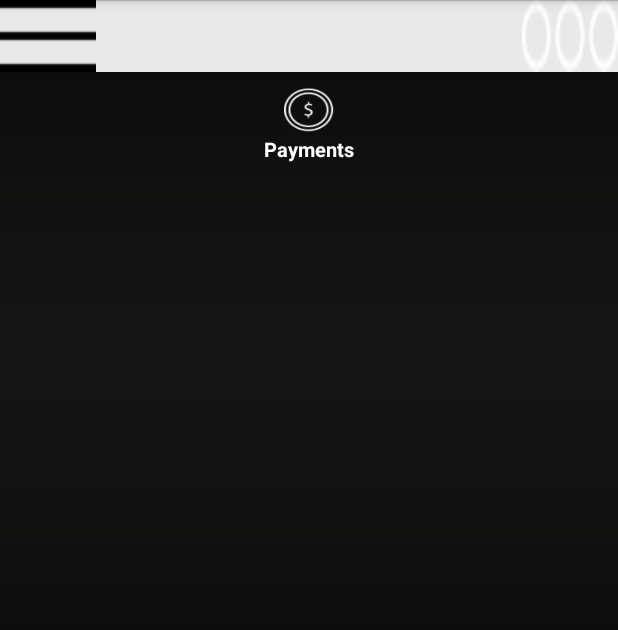
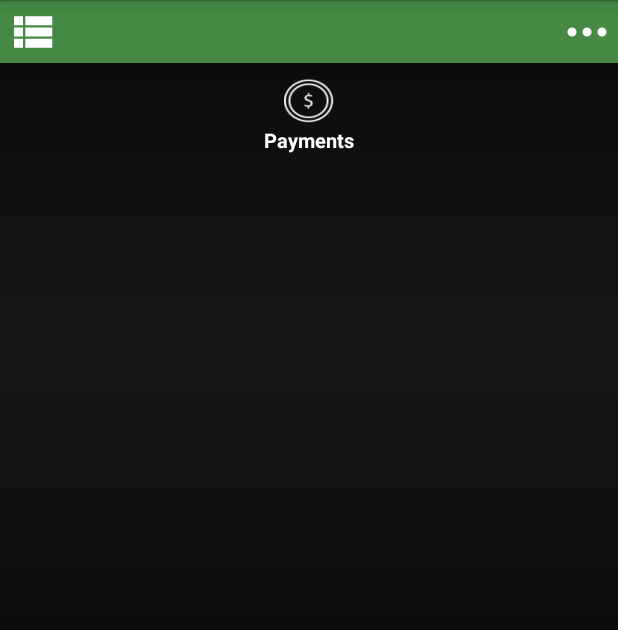
Before and after one commit to IlliaVl/Test, an Android app: the MainActivity screen opened directly, with no data from a screen before it, on a phone screen of 412 x 824 dp. Shown: the top 630 px of the screen. Run offline under Robolectric (Android 15) with nearby library versions, the phone set to English and light mode, and no system bars; libraries missing offline, so code that uses them is left out: com.jeremyfeinstein.slidingmenu, com.quickblox.chat; 19 statements that could not run were skipped.

Commit message:
UI changes: hamburger, dots buttons, change current team

```diff
--- a/Ateamo/app/src/main/java/com/ateamo/UI/MainActivity.java
+++ b/Ateamo/app/src/main/java/com/ateamo/UI/MainActivity.java
@@ -7,6 +7,7 @@ import android.support.v4.app.FragmentActivity;
 import android.support.v4.app.FragmentTransaction;
 import android.view.LayoutInflater;
 import android.view.View;
+import android.widget.AdapterView;
 import android.widget.Button;
 import android.widget.ImageView;
 import android.widget.ListView;
@@ -48,14 +49,22 @@ public class MainActivity extends FragmentActivity {
     private SlidingMenu slidingMenu;
     private ChatFragment chatFragment;
     private TabHost tabHost;
+
+    private TextView currentTeamNameTextView;
+
+
+
     @Override
     protected void onCreate(Bundle savedInstanceState) {
         super.onCreate(savedInstanceState);
+        setContentView(R.layout.activity_main);
         instance = this;
-        setContentView(R.layout.activity_main);
+        currentTeamNameTextView = (TextView) findViewById(R.id.currentTeamNameTextView);
+        currentTeamNameTextView.setText(Team.getCurrent() == null ? "" : Team.getCurrent().getName());
         initTabs();
         initImageLoader();
         initMenus();
+
     }
 
 
@@ -146,7 +155,7 @@ public class MainActivity extends FragmentActivity {
     }
 
 
-
+//region Menu Methods
     private void initMenus() {
         slidingMenu = new SlidingMenu(this);
         slidingMenu.setMode(SlidingMenu.LEFT_RIGHT);
@@ -164,6 +173,7 @@ public class MainActivity extends FragmentActivity {
 
 
 
+//region LeftMenu Methods
     private void fillMenus() {
         fillLeftMenu();
         fillRightMenu();
@@ -180,21 +190,35 @@ public class MainActivity extends FragmentActivity {
         final ListView teamsListView = (ListView) findViewById(R.id.teamsListView);
         final View footer = getLayoutInflater().inflate(R.layout.teams_listview_footer, null);
         teamsListView.addFooterView(footer);
-        final ArrayList<Team> list = Team.getTeams();
-        final TeamsAdapter adapter = new TeamsAdapter(this, R.layout.list_item_team, Team.getTeams());
-        teamsListView.setAdapter(adapter);
         final Button addTeamButton = (Button) findViewById(R.id.addTeamButton);
-        addTeamButton.setOnClickListener(new View.OnClickListener(){
+        addTeamButton.setOnClickListener(new View.OnClickListener() {
             @Override
             public void onClick(View v) {
                 Intent intent = new Intent(MainActivity.this, CreateTeamActivity.class);
                 startActivity(intent);
             }
         });
+        final TeamsAdapter adapter = new TeamsAdapter(this, R.layout.list_item_team, Team.getTeams());
+        teamsListView.setAdapter(adapter);
+        teamsListView.setOnItemClickListener(new AdapterView.OnItemClickListener() {
+            public void onItemClick(AdapterView<?> parentAdapter, View view, int position, long id) {
+                Team team = Team.getTeams().get(position);
+                Team.setCurrent(team);
+                slidingMenu.showContent();
+            }
+        });
     }
 
 
 
+    public void openLeftMenu(View view) {
+        slidingMenu.showMenu();
+    }
+//endregion
+
+
+
+//region RightMenu Methods
     public void fillRightMenu() {
         if (Team.getCurrent() != null) {
             final ImageView currentTeamBadgeImageView = (ImageView) findViewById(R.id.currentTeamBadgeImageView);
@@ -213,15 +237,11 @@ public class MainActivity extends FragmentActivity {
 
 
 
-    public void openLeftMenu(View view) {
-        slidingMenu.showMenu();
-    }
-
-
-
     public void openRightMenu(View view) {
         slidingMenu.showSecondaryMenu();
     }
+//endregion
+//endregion
 
 
 
@@ -260,8 +280,16 @@ public class MainActivity extends FragmentActivity {
     }
 //endregion
 
+
+
     public static MainActivity getInstance() {
         return instance;
+    }
+
+
+
+    public void currentTeamChanged(Team team) {
+        currentTeamNameTextView.setText(team.getName());
     }
 
 
--- a/Ateamo/app/src/main/res/layout/activity_main.xml
+++ b/Ateamo/app/src/main/res/layout/activity_main.xml
@@ -8,32 +8,32 @@
         android:layout_width="match_parent"
         android:layout_height="match_parent">
 
-        <Button
-            android:layout_width="wrap_content"
-            android:layout_height="wrap_content"
+        <ImageButton
+            android:layout_width="42dp"
+            android:layout_height="42dp"
             android:id="@+id/hamburgerButton"
-            android:layout_alignParentTop="true"
-            android:layout_alignParentLeft="true"
-            android:layout_alignParentStart="true"
-            android:background="@drawable/hamburger_icon"
-            android:onClick="openLeftMenu" />
+            android:src="@drawable/ic_view_list_white_36dp"
+            android:onClick="openLeftMenu"
+            android:background="#ff458945" />
 
-        <Button
-            android:layout_width="wrap_content"
-            android:layout_height="wrap_content"
+        <ImageButton
+            android:layout_width="42dp"
+            android:layout_height="42dp"
             android:id="@+id/dotsButton"
             android:layout_alignParentTop="true"
             android:layout_alignParentRight="true"
             android:layout_alignParentEnd="true"
-            android:background="@drawable/dots"
-            android:onClick="openRightMenu" />
+            android:onClick="openRightMenu"
+            android:src="@drawable/ic_more_horiz_white_36dp"
+            android:background="#ff458945" />
+            <!--android:background="?android:selectableItemBackground"/>-->
 
         <TabHost
             android:layout_width="fill_parent"
             android:layout_height="fill_parent"
             android:id="@+id/tabHost"
-            android:layout_below="@+id/hamburgerButton"
-            android:layout_centerHorizontal="true">
+            android:layout_centerHorizontal="true"
+            android:layout_below="@+id/hamburgerButton">
 
             <RelativeLayout
                 android:layout_width="fill_parent"
@@ -62,5 +62,33 @@
             </RelativeLayout>
         </TabHost>
 
+        <!--<ImageView-->
+            <!--android:layout_width="wrap_content"-->
+            <!--android:layout_height="wrap_content"-->
+            <!--android:id="@+id/imageView4"-->
+            <!--android:layout_alignParentTop="true"-->
+            <!--android:layout_toRightOf="@+id/hamburgerButton"-->
+            <!--android:layout_above="@+id/tabHost"-->
+            <!--android:layout_toLeftOf="@+id/dotsButton"-->
+            <!--android:layout_toStartOf="@+id/dotsButton"-->
+            <!--android:background="#ff458945" />-->
+
+        <TextView
+            android:layout_width="wrap_content"
+            android:layout_height="wrap_content"
+            android:text="New Text"
+            android:id="@+id/currentTeamNameTextView"
+            android:layout_alignParentTop="true"
+            android:layout_toRightOf="@+id/hamburgerButton"
+            android:layout_above="@+id/tabHost"
+            android:layout_toLeftOf="@+id/dotsButton"
+            android:layout_toStartOf="@+id/dotsButton"
+            android:layout_gravity="center"
+            android:background="#ff458945"
+            android:textColor="#ffffffff"
+            android:textStyle="bold"
+            android:textSize="24dp"
+            android:gravity="center_vertical|center_horizontal" />
+
     </RelativeLayout>
 </LinearLayout>
```
Also changed, not shown: Ateamo/app/src/main/java/com/ateamo/core/Team.java (+36 -6 lines), Ateamo/app/src/main/res/drawable-hdpi/ic_more_horiz_white_36dp.png (added), Ateamo/app/src/main/res/drawable-hdpi/ic_view_list_white_36dp.png (added), Ateamo/app/src/main/res/drawable-ldpi/ic_more_horiz_white_36dp.png (added), Ateamo/app/src/main/res/drawable-ldpi/ic_view_list_white_36dp.png (added), Ateamo/app/src/main/res/drawable-mdpi/ic_more_horiz_white_36dp.png (added), Ateamo/app/src/main/res/drawable-mdpi/ic_view_list_white_36dp.png (added), Ateamo/app/src/main/res/drawable-xhdpi/ic_more_horiz_white_36dp.png (added), Ateamo/app/src/main/res/drawable-xhdpi/ic_view_list_white_36dp.png (added), Ateamo/app/src/main/res/drawable-xxhdpi/ic_more_horiz_white_36dp.png (added), Ateamo/app/src/main/res/drawable-xxhdpi/ic_view_list_white_36dp.png (added), Ateamo/app/src/main/res/drawable-xxxhdpi/ic_more_horiz_white_36dp.png (added), Ateamo/app/src/main/res/drawable-xxxhdpi/ic_view_list_white_36dp.png (added), Ateamo/app/src/main/res/drawable/ic_more_horiz_white_36dp.png (added), 1 more files.
